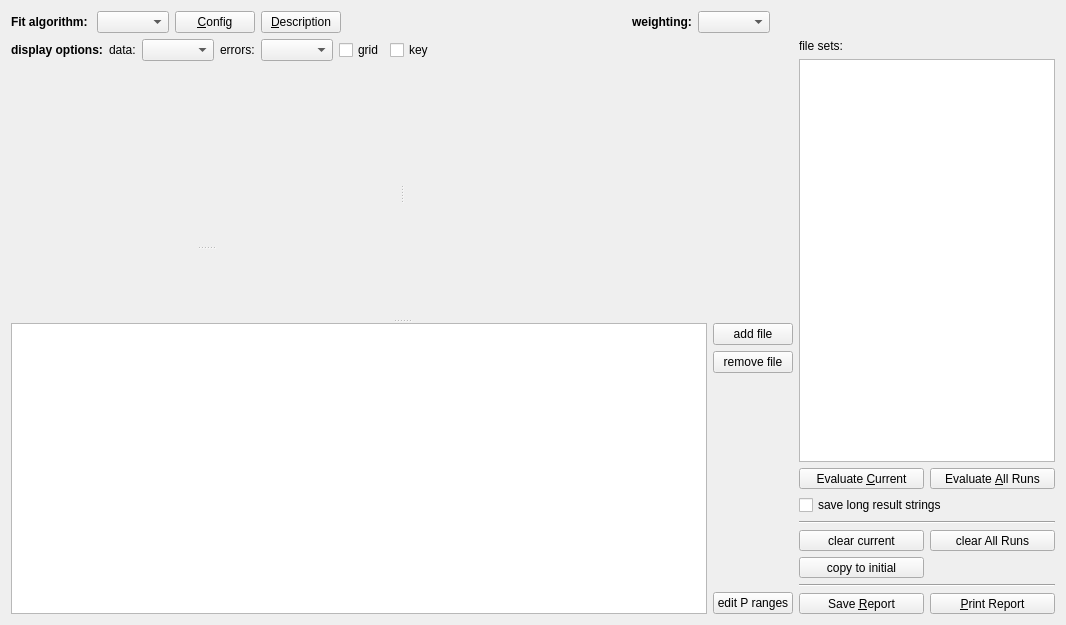
Qt form plugins/fccsfit/qffccsfitevaluation_editor.ui (jkriege2/QuickFit3) before a commit.
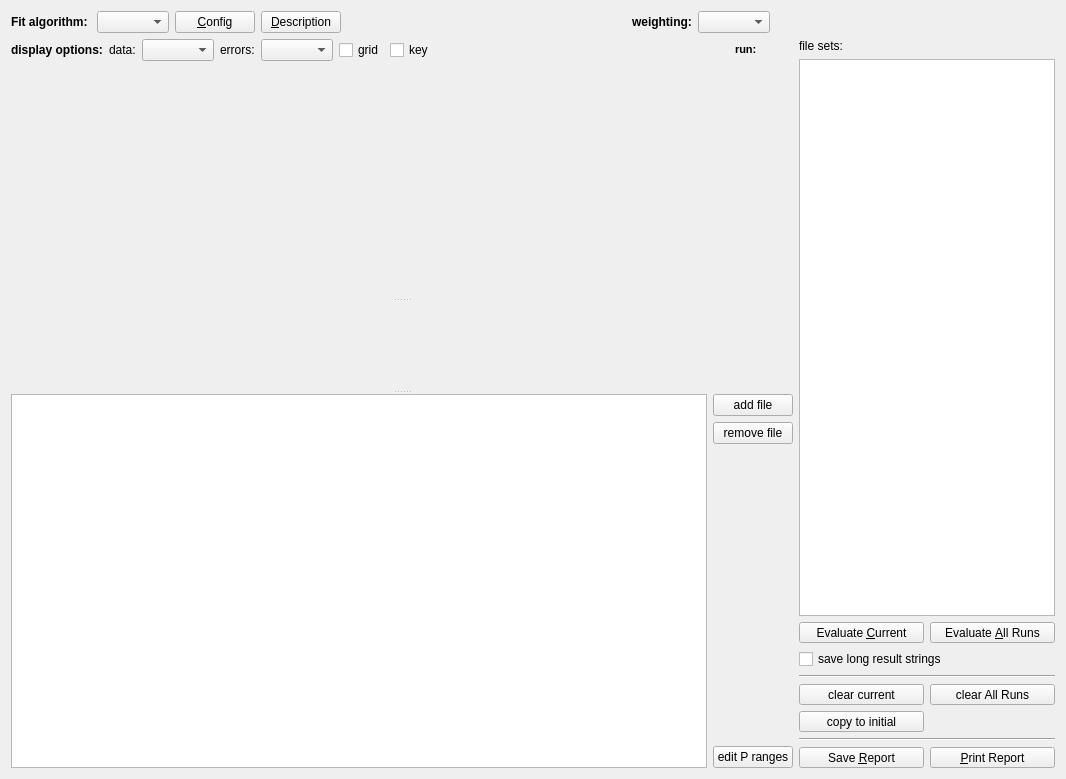
The same form after that commit. Icons and pictures are not drawn. Custom widgets are drawn as their Qt base class.

Commit message: QuickFit3/fitfunctions_fccs:   - added fitfunctions following Schwille's Framework for FCCS for anomalous and normal diffusion

What changed in the file:
```diff
--- a/plugins/fccsfit/qffccsfitevaluation_editor.ui
+++ b/plugins/fccsfit/qffccsfitevaluation_editor.ui
@@ -7,7 +7,7 @@
     <x>0</x>
     <y>0</y>
     <width>1066</width>
-    <height>625</height>
+    <height>779</height>
    </rect>
   </property>
   <property name="windowTitle">
@@ -320,14 +320,6 @@
         </layout>
        </widget>
       </widget>
-      <widget class="QFRDRImageToRunPreview" name="pltOverview" native="true">
-       <property name="minimumSize">
-        <size>
-         <width>100</width>
-         <height>100</height>
-        </size>
-       </property>
-      </widget>
      </widget>
      <widget class="QWidget" name="horizontalLayoutWidget">
       <layout class="QHBoxLayout" name="horizontalLayout">
@@ -443,6 +435,27 @@
        </property>
       </spacer>
      </item>
+     <item>
+      <widget class="QLabel" name="label_7">
+       <property name="text">
+        <string>&lt;!DOCTYPE HTML PUBLIC &quot;-//W3C//DTD HTML 4.0//EN&quot; &quot;http://www.w3.org/TR/REC-html40/strict.dtd&quot;&gt;
+&lt;html&gt;&lt;head&gt;&lt;meta name=&quot;qrichtext&quot; content=&quot;1&quot; /&gt;&lt;style type=&quot;text/css&quot;&gt;
+p, li { white-space: pre-wrap; }
+&lt;/style&gt;&lt;/head&gt;&lt;body style=&quot; font-family:'MS Shell Dlg 2'; font-size:8.25pt; font-weight:400; font-style:normal;&quot;&gt;
+&lt;p style=&quot; margin-top:0px; margin-bottom:0px; margin-left:0px; margin-right:0px; -qt-block-indent:0; text-indent:0px;&quot;&gt;&lt;span style=&quot; font-weight:600;&quot;&gt;run:&lt;/span&gt;&lt;/p&gt;&lt;/body&gt;&lt;/html&gt;</string>
+       </property>
+      </widget>
+     </item>
+     <item>
+      <widget class="QFRDRRunSelector" name="pltOverview" native="true">
+       <property name="minimumSize">
+        <size>
+         <width>30</width>
+         <height>0</height>
+        </size>
+       </property>
+      </widget>
+     </item>
     </layout>
    </item>
   </layout>
@@ -454,12 +467,6 @@
    <header>qfplotter.h</header>
    <container>1</container>
   </customwidget>
-  <customwidget>
-   <class>QFRDRImageToRunPreview</class>
-   <extends>QWidget</extends>
-   <header>qfrdrimagetorunpreview.h</header>
-   <container>1</container>
-  </customwidget>
   <customwidget>
    <class>QVisibleHandleSplitter</class>
    <extends>QSplitter</extends>
@@ -492,6 +499,12 @@
    <header>datacutslider.h</header>
    <container>1</container>
   </customwidget>
+  <customwidget>
+   <class>QFRDRRunSelector</class>
+   <extends>QWidget</extends>
+   <header>qfrdrrunselector.h</header>
+   <container>1</container>
+  </customwidget>
  </customwidgets>
  <resources>
   <include location="../../lib/lib.qrc"/>
```
The commit also changes 39 other files.
